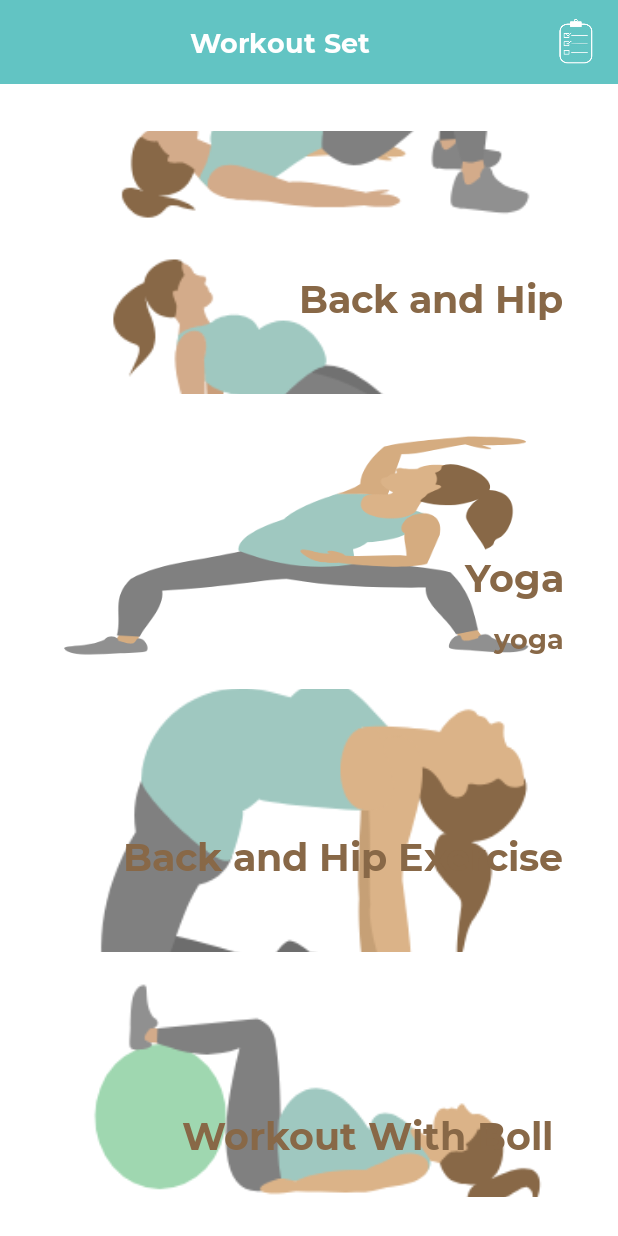
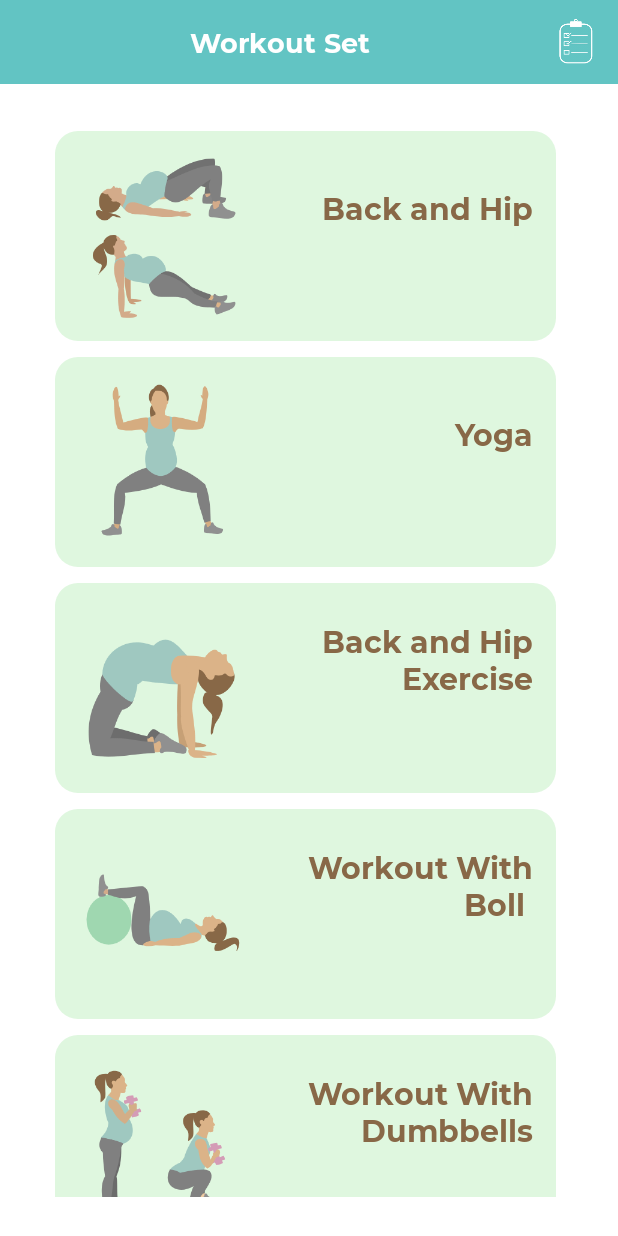
Before and after one commit to LinaLi-dotcom/PregExercise, an Android app: the screen it shows after launch (WorkoutSetActivity), on a phone screen of 412 x 824 dp. Run offline under Robolectric (Android 15) with nearby library versions, the phone set to English and light mode, and no system bars.

Commit message:
changed setimage background

```diff
--- a/app/src/main/assets/exerciseSets.json
+++ b/app/src/main/assets/exerciseSets.json
@@ -74,8 +74,8 @@
     {
       "id": "S02",
       "setName": "Yoga",
-      "setImageName": "yoga",
-      "setDescription": "yoga",
+      "setImageName": "yoga_01",
+      "setDescription": "",
       "workouts": [
         {
           "id": "S02E01",
@@ -245,7 +245,7 @@
     {
       "id": "S05",
       "setName": "Workout With Dumbbells",
-      "setImageName": "workout_with_dumbbells",
+      "setImageName": "workout_with_dumbbells_09",
       "setDescription": "",
       "workouts": [
         {
@@ -316,7 +316,7 @@
     {
       "id": "S06",
       "setName": "Workout With Your Baby",
-      "setImageName": "workout_with_baby",
+      "setImageName": "workout_with_baby_06",
       "setDescription": "",
       "workouts": [
         {
--- /dev/null
+++ b/app/src/main/res/drawable/background_setimage.xml
@@ -0,0 +1,11 @@
+<?xml version="1.0" encoding="utf-8"?>
+<shape xmlns:android="http://schemas.android.com/apk/res/android">
+    <corners android:radius="15dp" />
+
+        android:shape="ring"
+        android:innerRadiusRatio="2.7"
+        android:thicknessRatio="50.0"
+        android:useLevel="false">
+        <solid android:color="#DFF7DF"/>
+
+</shape>
--- a/app/src/main/res/layout/item_list_workout_set.xml
+++ b/app/src/main/res/layout/item_list_workout_set.xml
@@ -4,49 +4,55 @@
     android:layout_height="wrap_content"
     android:layout_margin="5dp"
     android:orientation="horizontal">
-
-        <RelativeLayout
-            android:layout_width="match_parent"
-            android:layout_height="175dp"
-            android:orientation="vertical"
-            android:gravity="center"
-            android:background="@color/workout_set_background">
-            <ImageView
-                android:id="@+id/iv_workout_set"
-                android:layout_width="match_parent"
-                android:layout_height="match_parent"
-                android:src="@drawable/set01"/>
-
     <LinearLayout
         android:id="@+id/ll_workout_set"
         android:layout_width="match_parent"
         android:layout_height="wrap_content"
-                android:layout_alignParentBottom="true"
-                android:layout_marginRight="0dp"
+        android:layout_marginStart="5dp"
+        android:layout_marginEnd="10dp"
+        android:padding="10dp"
         android:gravity="center"
+        android:orientation="horizontal"
+        android:background="@drawable/background_setimage"
+        >
+
+        <ImageView
+            android:id="@+id/iv_workout_set"
+            android:layout_width="120dp"
+            android:layout_height="120dp"
+            android:scaleType="fitXY"
+            android:src="@drawable/set01" />
+
+        <LinearLayout
+            android:layout_width="0dp"
+            android:layout_weight="1"
+            android:layout_height="wrap_content"
+            android:paddingLeft="10dp"
+            android:gravity="right"
             android:orientation="vertical"
-                android:paddingBottom="5dp">
-                <!--WORKOUT SET TITLE-->
+            >
             <com.example.utils.MSPTextViewBold
                 android:id="@+id/tv_workout_set_title"
-                    android:layout_width="match_parent"
-                    android:layout_height="match_parent"
+                android:layout_width="wrap_content"
+                android:layout_height="wrap_content"
                 android:gravity="bottom|right"
                 android:padding="5dp"
                 android:shadowColor="#02000000"
                 android:text="@string/workout_set_title"
                 android:textColor="@color/color_text_big"
-                    android:textSize="@dimen/text_size_large" />
-                <!--WORKOUT SET DESCRIPTION-->
+                android:textSize="20sp" />
+
             <com.example.utils.MSPTextViewBold
                 android:id="@+id/tv_workout_set_description"
-                    android:layout_width="match_parent"
-                    android:layout_height="match_parent"
+                android:layout_width="wrap_content"
+                android:layout_height="wrap_content"
                 android:gravity="bottom|right"
                 android:padding="5dp"
                 android:text="Exercise Name"
                 android:textColor="@color/color_text_large"
-                    android:textSize="@dimen/text_size_normal" />
+                android:textSize="20sp" />
         </LinearLayout>
-        </RelativeLayout>
     </LinearLayout>
+
+
+</LinearLayout>
--- a/app/src/main/res/values/dimensions.xml
+++ b/app/src/main/res/values/dimensions.xml
@@ -13,7 +13,7 @@
     <dimen name="toolbar_title_paddingStart">-20dp</dimen>
     <dimen name="text_size_toolbar_title">18sp</dimen>
 
-    <dimen name="workout_set_title_size">30sp</dimen>
+    <dimen name="workout_set_title_size">20sp</dimen>
     <dimen name="workout_set_description_size">30sp</dimen>
     <dimen name="workout_list_title_size">15sp</dimen>
     <dimen name="workout_list_description_size">14sp</dimen>
```
Lines whose indentation alone changed are shown as unchanged.
